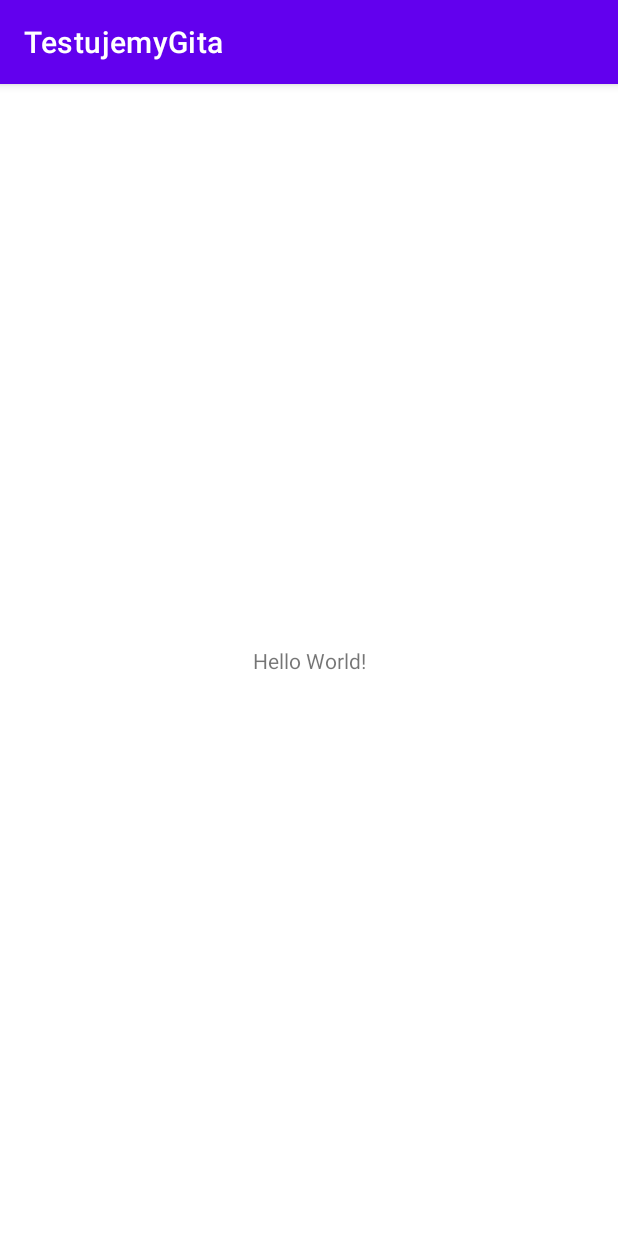
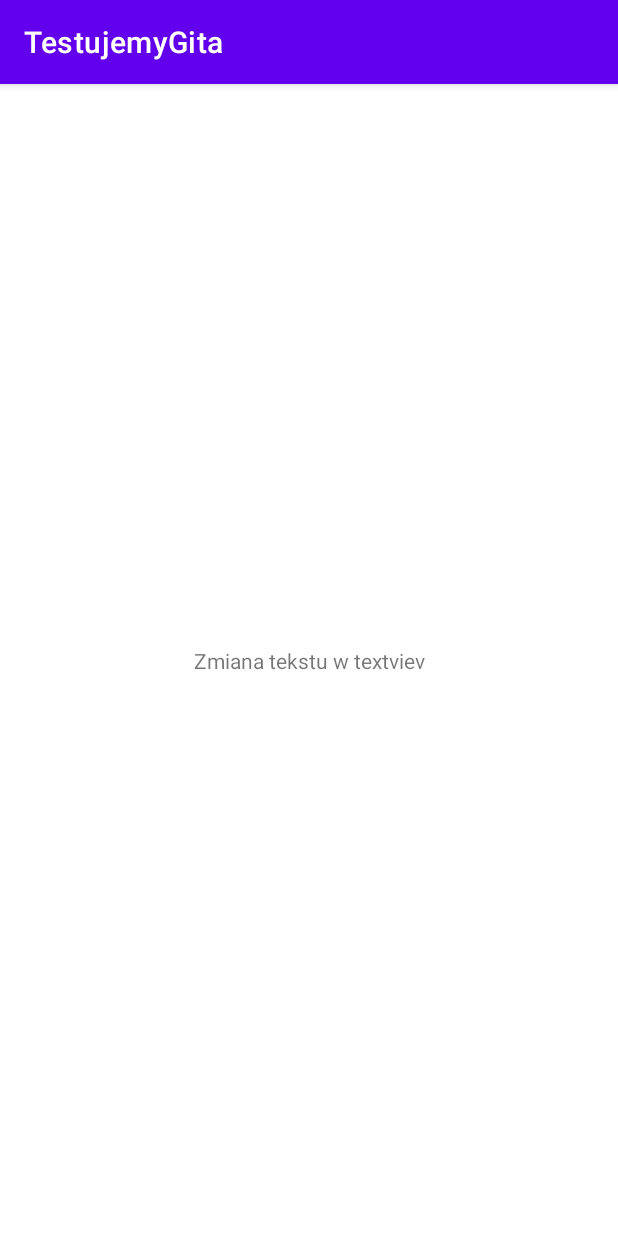
Before and after one commit to TraumenBM/TestujemyGita, an Android app: the screen it shows after launch (MainActivity), on a phone screen of 412 x 824 dp. Run offline under Robolectric (Android 15) with nearby library versions, the phone set to English and light mode, and no system bars.

Commit message:
Update activity_main.xml

```diff
--- a/app/src/main/res/layout/activity_main.xml
+++ b/app/src/main/res/layout/activity_main.xml
@@ -9,7 +9,7 @@
     <TextView
         android:layout_width="wrap_content"
         android:layout_height="wrap_content"
-        android:text="Hello World!"
+        android:text="Zmiana tekstu w textviev"
         app:layout_constraintBottom_toBottomOf="parent"
         app:layout_constraintEnd_toEndOf="parent"
         app:layout_constraintStart_toStartOf="parent"
```
